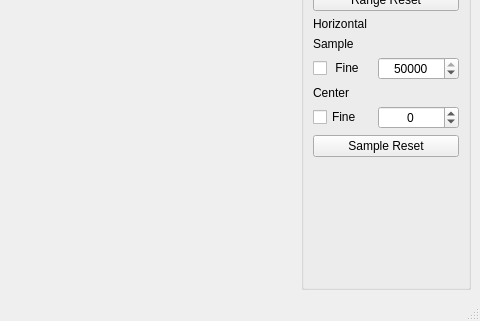
Before: the Qt Designer form mainwindow.ui in uriu-make/High-reso-ADC-qt, drawn with Qt 5; both pictures show x 867 to 1347 and y 321 to 642 of the 1347 by 642 pixel window.
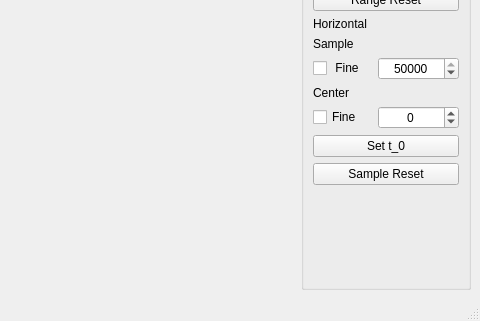
After: the same form once the commit is applied. Custom widgets are drawn as their Qt base class.

Commit message: add change t0 func

```diff
--- a/mainwindow.ui
+++ b/mainwindow.ui
@@ -931,6 +931,13 @@
            </item>
           </layout>
          </item>
+         <item>
+          <widget class="QPushButton" name="set_t0">
+           <property name="text">
+            <string>Set t_0</string>
+           </property>
+          </widget>
+         </item>
          <item>
           <widget class="QPushButton" name="samplereset">
            <property name="text">
```
The commit also changes 2 other files.
